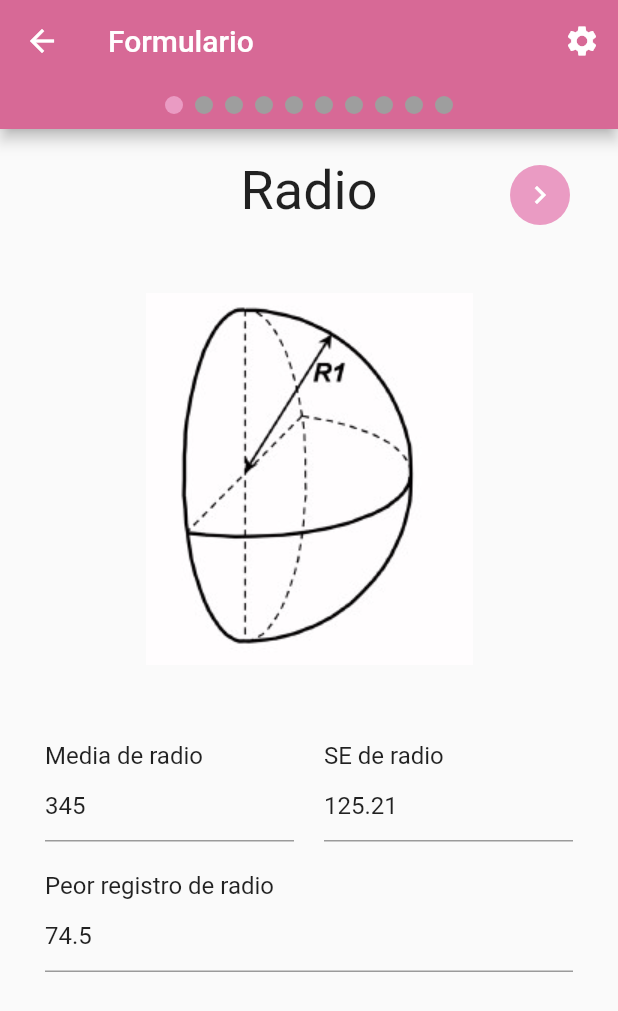
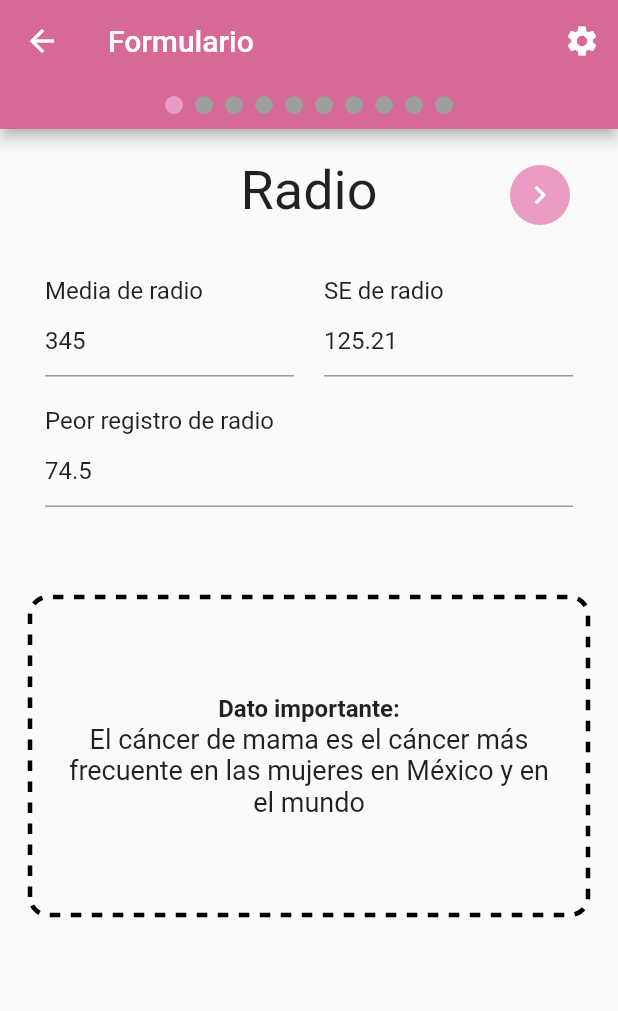
Before and after one commit to alexsosat/admision_factor, a Flutter app: the screen it shows after launch, after a tap on "Comenzar", on a phone screen of 412 x 824 dp. Shown: the top 1011 px of the screen. Run offline on Flutter 3.47's test engine with Material 2 defaults, Android fonts, the light colour scheme and no system bars; drawn by our look-alikes of dotted_border, smooth_page_indicator; generated files the repository leaves out were written again.

Commit message:
Change images for important tips

```diff
--- a/lib/src/form/tab_form_view.dart
+++ b/lib/src/form/tab_form_view.dart
@@ -23,7 +23,7 @@ class _TabFormViewState extends State<TabFormView> {
   int currentIndex = 0;
   BreastModel model = BreastModel();
 
-  _goToView(int index){
+  _goToView(int index) {
     _controller.animateToPage(
       index,
       duration: pageTransitionDuration,
@@ -67,8 +67,9 @@ class _TabFormViewState extends State<TabFormView> {
           //Radio
           FormViewTemplate(
             section: "Radio",
-            imagePath: "assets/images/references/radius.jpg",
-            onNext: (mean,se,worst){
+            infoText:
+                "El cáncer de mama es el cáncer más frecuente en las mujeres en México y en el mundo",
+            onNext: (mean, se, worst) {
               model.radius.assignValues(mean, se, worst);
               _goToView(++currentIndex);
             },
@@ -77,9 +78,10 @@ class _TabFormViewState extends State<TabFormView> {
           //Texture
           FormViewTemplate(
             section: "Textura",
-            imagePath: "assets/images/references/texture.jpg",
-            onBack: ()=>_goToView(--currentIndex),
-            onNext: (mean,se,worst){
+            infoText:
+                " El cáncer de mama es también el cáncer que más decesos produce en México y en el mundo",
+            onBack: () => _goToView(--currentIndex),
+            onNext: (mean, se, worst) {
               model.texture.assignValues(mean, se, worst);
               _goToView(++currentIndex);
             },
@@ -88,9 +90,10 @@ class _TabFormViewState extends State<TabFormView> {
           //Perimeter
           FormViewTemplate(
             section: "Perímetro",
-            imagePath: "assets/images/references/perimeter.jpg",
-            onBack: ()=>_goToView(--currentIndex),
-            onNext: (mean,se,worst){
+            infoText:
+                "Más de 1 millón de mujeres se detectan en el mundo anualmente con este padecimiento",
+            onBack: () => _goToView(--currentIndex),
+            onNext: (mean, se, worst) {
               model.perimeter.assignValues(mean, se, worst);
               _goToView(++currentIndex);
             },
@@ -99,9 +102,10 @@ class _TabFormViewState extends State<TabFormView> {
           //Area
           FormViewTemplate(
             section: "Área",
-            imagePath: "assets/images/references/area.jpeg",
-            onBack: ()=>_goToView(--currentIndex),
-            onNext: (mean,se,worst){
+            infoText:
+                "En México, el promedio de edad de diagnóstico de cáncer de mama es de 50 años",
+            onBack: () => _goToView(--currentIndex),
+            onNext: (mean, se, worst) {
               model.area.assignValues(mean, se, worst);
               _goToView(++currentIndex);
             },
@@ -110,9 +114,10 @@ class _TabFormViewState extends State<TabFormView> {
           //Smoothness
           FormViewTemplate(
             section: "Suavidad",
-            imagePath: "assets/images/references/smoothness.jpg",
-            onBack: ()=>_goToView(--currentIndex),
-            onNext: (mean,se,worst){
+            infoText:
+                "El tabaquismo, el consumo de alcohol, la obesidad y el consumo crónico de esteroides son, entre otros, factores de riesgo para el cáncer de mama",
+            onBack: () => _goToView(--currentIndex),
+            onNext: (mean, se, worst) {
               model.smoothness.assignValues(mean, se, worst);
               _goToView(++currentIndex);
             },
@@ -121,9 +126,10 @@ class _TabFormViewState extends State<TabFormView> {
           //Compactness
           FormViewTemplate(
             section: "Compacidad",
-            imagePath: "assets/images/references/compactness.png",
-            onBack: ()=>_goToView(--currentIndex),
-            onNext: (mean,se,worst){
+            infoText:
+                "En México, el 70% de pacientes jóvenes que se presentan con cáncer de mama son detectadas en etapa avanzada.",
+            onBack: () => _goToView(--currentIndex),
+            onNext: (mean, se, worst) {
               model.compactness.assignValues(mean, se, worst);
               _goToView(++currentIndex);
             },
@@ -132,9 +138,10 @@ class _TabFormViewState extends State<TabFormView> {
           //Concavity
           FormViewTemplate(
             section: "Concavidad",
-            imagePath: "assets/images/references/concavity.png",
-            onBack: ()=>_goToView(--currentIndex),
-            onNext: (mean,se,worst){
+            infoText:
+                "Entre el 11 y 15% de los casos son de mujeres de 40 o menos años",
+            onBack: () => _goToView(--currentIndex),
+            onNext: (mean, se, worst) {
               model.concavity.assignValues(mean, se, worst);
               _goToView(++currentIndex);
             },
@@ -143,9 +150,10 @@ class _TabFormViewState extends State<TabFormView> {
           //Concave points
           FormViewTemplate(
             section: "Puntos cóncavos",
-            imagePath: "assets/images/references/concave_points.jpg",
-            onBack: ()=>_goToView(--currentIndex),
-            onNext: (mean,se,worst){
+            infoText:
+                "Realizar actividades físicas con frecuencia reduce el riesgo de padecer cáncer de mama",
+            onBack: () => _goToView(--currentIndex),
+            onNext: (mean, se, worst) {
               model.points.assignValues(mean, se, worst);
               _goToView(++currentIndex);
             },
@@ -154,9 +162,10 @@ class _TabFormViewState extends State<TabFormView> {
           //Symmetry
           FormViewTemplate(
             section: "Simetría",
-            imagePath: "assets/images/references/symmetry.png",
-            onBack: ()=>_goToView(--currentIndex),
-            onNext: (mean,se,worst){
+            infoText:
+                "A partir de los 25 años, es recomendable hacerse una revisión anual",
+            onBack: () => _goToView(--currentIndex),
+            onNext: (mean, se, worst) {
               model.symmetry.assignValues(mean, se, worst);
               _goToView(++currentIndex);
             },
@@ -165,10 +174,11 @@ class _TabFormViewState extends State<TabFormView> {
           //Fractal Dimension
           FormViewTemplate(
             section: "Dimensión fractal",
-            imagePath: "assets/images/references/fractal_dimmension.png",
+            infoText:
+                "Después de los 40 años, es recomendable hacerse una mamografía anual",
             lastSection: true,
-            onBack: ()=>_goToView(--currentIndex),
-            onNext: (mean,se,worst) async{
+            onBack: () => _goToView(--currentIndex),
+            onNext: (mean, se, worst) async {
               model.fractalDimensions.assignValues(mean, se, worst);
 
               showDialog(
@@ -207,10 +217,8 @@ class _TabFormViewState extends State<TabFormView> {
                   ),
                 );
               }
-
             },
           ),
-
         ],
       ),
     );
--- a/lib/src/form/views/form_view_template.dart
+++ b/lib/src/form/views/form_view_template.dart
@@ -1,18 +1,20 @@
 import 'package:admision_factor/src/form/widgets/text_form_group.dart';
+import 'package:dotted_border/dotted_border.dart';
+import 'package:flutter/cupertino.dart';
 import 'package:flutter/material.dart';
 
 class FormViewTemplate extends StatelessWidget {
   FormViewTemplate({
     Key? key,
     required this.section,
-    required this.imagePath,
+    this.infoText,
     this.onNext,
     this.onBack,
     this.lastSection = false,
   }) : super(key: key);
 
   final String section;
-  final String imagePath;
+  final String? infoText;
   final bool lastSection;
   final Function(double mean, double se, double wrst)? onNext;
   final Function()? onBack;
@@ -27,16 +29,6 @@ class FormViewTemplate extends StatelessWidget {
     _meanController.text = "345";
     _seController.text = "125.21";
     _worstController.text = "74.5";
-
-    final image = Container(
-      height: 250,
-      width: 250,
-      margin: const EdgeInsets.only(
-        top: 20,
-        bottom: 40,
-      ),
-      child: Image.asset(imagePath),
-    );
 
     final row = Row(
       mainAxisSize: MainAxisSize.max,
@@ -138,13 +130,52 @@ class FormViewTemplate extends StatelessWidget {
       ),
     );
 
+    final curiousTip = Container(
+      margin: const EdgeInsets.all(20),
+      padding: const EdgeInsets.only(top: 30),
+      child: DottedBorder(
+        borderType: BorderType.RRect,
+        dashPattern: const [7],
+        strokeWidth: 3,
+        radius: const Radius.circular(12),
+        padding: const EdgeInsets.symmetric(
+          vertical: 6,
+          horizontal: 20,
+        ),
+        child: SizedBox(
+          height: 200,
+          child: Center(
+            child: Column(
+              crossAxisAlignment: CrossAxisAlignment.center,
+              mainAxisAlignment: MainAxisAlignment.center,
+              children: [
+                Text(
+                  "Dato importante:",
+                  style: Theme.of(context).textTheme.subtitle1!.copyWith(
+                        fontWeight: FontWeight.bold,
+                      ),
+                ),
+                Text(
+                  infoText!,
+                  textAlign: TextAlign.center,
+                  style: const TextStyle(
+                    fontSize: 18,
+                  ),
+                ),
+              ],
+            ),
+          ),
+        ),
+      ),
+    );
+
     return Form(
       key: _formKey,
       child: ListView(
         children: [
           navigationButtons,
-          image,
           form,
+          if (infoText != null) curiousTip,
         ],
       ),
     );
--- a/lib/src/welcome/welcome_view.dart
+++ b/lib/src/welcome/welcome_view.dart
@@ -34,17 +34,17 @@ class WelcomeView extends StatelessWidget {
           Container(
             padding: const EdgeInsets.symmetric(vertical: 20),
             child: const Text(
-                "Esta es una aplicación que utiliza inteligencia artificial para deducir si serás aceptado o no en una escuela estadounidense"),
+                "Esta es una aplicación que utiliza inteligencia artificial para detectar la presencia de cáncer en un tumor en la zona del busto"),
           ),
           Container(
             padding: const EdgeInsets.symmetric(vertical: 20),
             child: const Text(
-                "Recuerda que esto es solo la inferencia de una máquina y que el resultado real dependerá de tu esfuerzo. ¡Ánimo!"),
+                "Recuerda que esto es solo la inferencia de una máquina y que el resultado real dependerá de estudios médicos realizados por profesionales"),
           ),
           Container(
             padding: const EdgeInsets.symmetric(vertical: 20),
             child: const Text(
-                "A continuación se te pedirá contestar un set de preguntas necesarias para que la computadora pueda ser capaz de realizarlas operaciones para obtener tu resultado."),
+                "A continuación se te pedirá contestar un set de preguntas necesarias para que la computadora pueda ser capaz de realizar la predicción"),
           ),
           Container(
             padding: const EdgeInsets.symmetric(vertical: 20),
--- a/pubspec.yaml
+++ b/pubspec.yaml
@@ -16,6 +16,7 @@ dependencies:
     sdk: flutter
   http: ^0.13.4
   smooth_page_indicator: ^1.0.0+2
+  dotted_border: ^2.0.0+1
 
 dev_dependencies:
   flutter_test:
@@ -53,4 +54,3 @@ flutter:
   assets:
     # Add assets from the images directory to the application.
     - assets/images/
-    - assets/images/references/
```
Also changed, not shown: assets/images/references/area.jpeg (deleted), assets/images/references/compactness.png (deleted), assets/images/references/concave_points.jpg (deleted), assets/images/references/concavity.png (deleted), assets/images/references/fractal_dimmension.png (deleted), assets/images/references/perimeter.jpg (deleted), assets/images/references/radius.jpg (deleted), assets/images/references/smoothness.jpg (deleted), assets/images/references/symmetry.png (deleted), assets/images/references/texture.jpg (deleted), pubspec.lock. Lines whose indentation alone changed are shown as unchanged.
